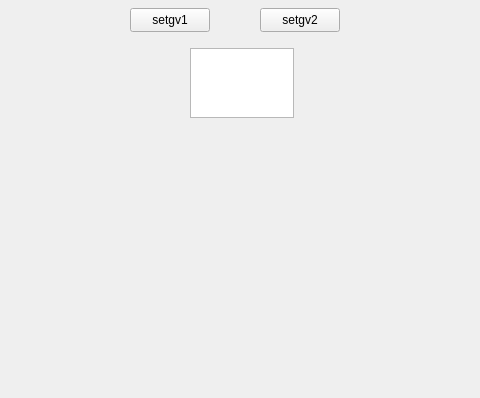
Before: the Qt Designer form mainwindow.ui in gmh5225/QT-TestDemo, drawn with Qt 5; both pictures show x 0 to 480 and y 202 to 600 of the 800 by 600 pixel window.
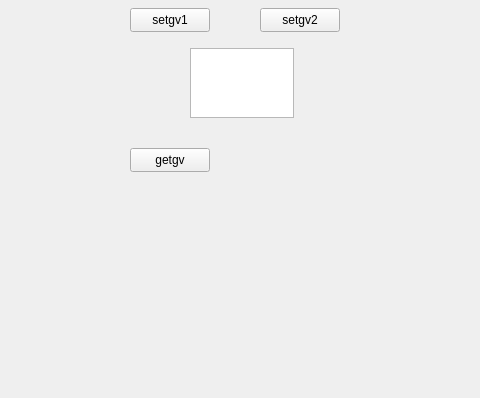
After: the same form once the commit is applied.

What changed in the file:
```diff
--- a/mainwindow.ui
+++ b/mainwindow.ui
@@ -76,6 +76,19 @@
      </rect>
     </property>
    </widget>
+   <widget class="QPushButton" name="pushButton_5">
+    <property name="geometry">
+     <rect>
+      <x>130</x>
+      <y>350</y>
+      <width>80</width>
+      <height>24</height>
+     </rect>
+    </property>
+    <property name="text">
+     <string>getgv</string>
+    </property>
+   </widget>
   </widget>
   <widget class="QMenuBar" name="menubar">
    <property name="geometry">
```
